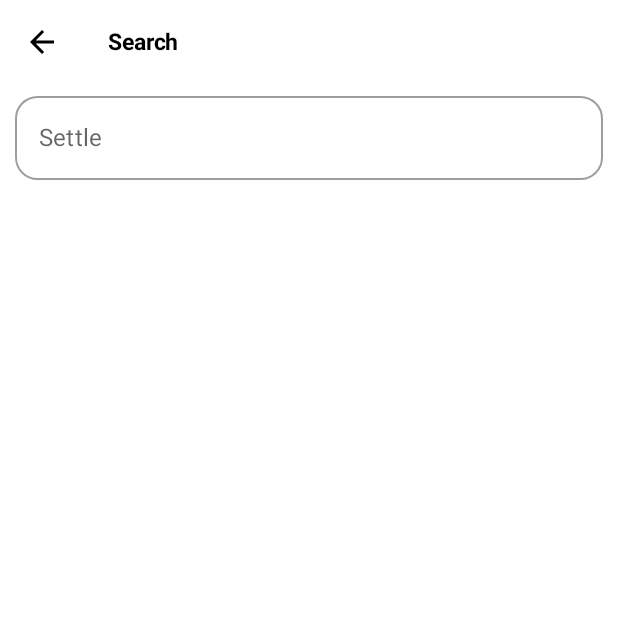
After one commit to Newon-universe/Android-Jetpack-Compose-The-Comprehensive-Bootcamp-2022-, an Android app built with Jetpack Compose: the SearchScreen screen opened through its navigation route, on a phone screen of 412 x 824 dp, the top half of it. The commit adds this screen. Run offline under Robolectric (Android 15) with nearby library versions, the phone set to English and light mode, and no system bars; our stand-ins replace Dagger/Hilt's generated code.

Commit message:
feat : JetWeatherForecast 67%

```diff
--- a/JetWeatherForecast/app/src/main/java/com/example/jetweatherforecast/WeatherApplication.kt
+++ b/JetWeatherForecast/app/src/main/java/com/example/jetweatherforecast/WeatherApplication.kt
@@ -4,6 +4,4 @@ import android.app.Application
 import dagger.hilt.android.HiltAndroidApp
 
 @HiltAndroidApp
-class WeatherApplication : Application() {
-
-}
+class WeatherApplication : Application()
--- a/JetWeatherForecast/app/src/main/java/com/example/jetweatherforecast/navigation/WeatherNavigation.kt
+++ b/JetWeatherForecast/app/src/main/java/com/example/jetweatherforecast/navigation/WeatherNavigation.kt
@@ -2,11 +2,17 @@ package com.example.jetweatherforecast.navigation
 
 import androidx.compose.runtime.Composable
 import androidx.hilt.navigation.compose.hiltViewModel
+import androidx.navigation.NavType
 import androidx.navigation.compose.NavHost
 import androidx.navigation.compose.composable
 import androidx.navigation.compose.rememberNavController
+import androidx.navigation.navArgument
+import com.example.jetweatherforecast.screens.about.AboutScreen
+import com.example.jetweatherforecast.screens.favorites.FavoritesScreen
 import com.example.jetweatherforecast.screens.main.MainScreen
 import com.example.jetweatherforecast.screens.main.MainViewModel
+import com.example.jetweatherforecast.screens.search.SearchScreen
+import com.example.jetweatherforecast.screens.settings.SettingsScreen
 import com.example.jetweatherforecast.screens.splash.WeatherSplashScreen
 
 @Composable
@@ -17,9 +23,43 @@ fun WeatherNavigation() {
             WeatherSplashScreen(navController = navController)
         }
 
-        composable(WeatherScreens.MainScreen.name) {
-            val mainViewModel = hiltViewModel<MainViewModel>()
-            MainScreen(navController = navController, mainViewModel = mainViewModel)
+
+        // when we call this route, imagine we have on the web,
+        // it looks like www.google.com/cityName="seattle"
+        // actually, you only can pass arguments, with list
+        val route = WeatherScreens.MainScreen.name
+        composable("$route/{city}", arguments = listOf(
+            navArgument(name = "city") {
+                type = NavType.StringType
+            }
+        )) { navBackStackEntry ->
+            // type is NavType.StringType, so navBackStackEntry.arguments should call getString()
+            // in getString, parameter is "KEY", the thing in route
+            navBackStackEntry.arguments?.getString("city").let { city ->
+
+                val mainViewModel = hiltViewModel<MainViewModel>()
+                MainScreen(
+                    navController = navController,
+                    mainViewModel = mainViewModel,
+                    city = city
+                )
+            }
+        }
+
+        composable(WeatherScreens.SearchScreen.name) {
+            SearchScreen(navController = navController)
+        }
+
+        composable(WeatherScreens.AboutScreen.name){
+            AboutScreen(navController = navController)
+        }
+
+        composable(WeatherScreens.SettingsScreen.name){
+            SettingsScreen(navController = navController)
+        }
+
+        composable(WeatherScreens.FavoriteScreen.name){
+            FavoritesScreen(navController = navController)
         }
     }
 }
--- /dev/null
+++ b/JetWeatherForecast/app/src/main/java/com/example/jetweatherforecast/screens/search/SearchScreen.kt
@@ -0,0 +1,112 @@
+package com.example.jetweatherforecast.screens.search
+
+import android.util.Log
+import androidx.compose.foundation.layout.Arrangement
+import androidx.compose.foundation.layout.Column
+import androidx.compose.foundation.layout.fillMaxWidth
+import androidx.compose.foundation.layout.padding
+import androidx.compose.foundation.shape.RoundedCornerShape
+import androidx.compose.foundation.text.KeyboardActions
+import androidx.compose.foundation.text.KeyboardOptions
+import androidx.compose.material.*
+import androidx.compose.material.icons.Icons
+import androidx.compose.material.icons.filled.ArrowBack
+import androidx.compose.runtime.Composable
+import androidx.compose.runtime.MutableState
+import androidx.compose.runtime.mutableStateOf
+import androidx.compose.runtime.remember
+import androidx.compose.runtime.saveable.rememberSaveable
+import androidx.compose.ui.Alignment
+import androidx.compose.ui.ExperimentalComposeUiApi
+import androidx.compose.ui.Modifier
+import androidx.compose.ui.graphics.Color
+import androidx.compose.ui.platform.LocalSoftwareKeyboardController
+import androidx.compose.ui.text.input.ImeAction
+import androidx.compose.ui.text.input.KeyboardType
+import androidx.compose.ui.unit.dp
+import androidx.navigation.NavController
+import com.example.jetweatherforecast.navigation.WeatherScreens
+import com.example.jetweatherforecast.widgets.WeatherAppBar
+
+@Composable
+fun SearchScreen(navController: NavController) {
+    Scaffold(topBar = {
+        WeatherAppBar(
+            title = "Search",
+            navController = navController,
+            icon = Icons.Default.ArrowBack,
+            isMainScreen = false
+        ) {
+            navController.popBackStack()
+        }
+    }) {
+        Surface {
+            Column(
+                verticalArrangement = Arrangement.Center,
+                horizontalAlignment = Alignment.CenterHorizontally
+            ) {
+                SearchBar(
+                    modifier = Modifier
+                        .fillMaxWidth()
+                        .padding(16.dp)
+                        .align(Alignment.CenterHorizontally)
+                ) { city ->
+                    navController.navigate(WeatherScreens.MainScreen.name + "/$city")
+                }
+            }
+        }
+    }
+}
+
+@OptIn(ExperimentalComposeUiApi::class)
+@Composable
+fun SearchBar(modifier: Modifier = Modifier, onSearch: (String) -> Unit = {}) {
+    // remember 과 rememberSaveable 차이 -> remember 는 onStop 이후 소실 // Saveable 은 데이터 유지
+    val searchQueryState = rememberSaveable {
+        mutableStateOf("")
+    }
+    val keyboardController = LocalSoftwareKeyboardController.current
+    val valid = remember(searchQueryState.value) {
+        searchQueryState.value.trim().isNotEmpty()
+    }
+
+    Column {
+        CommonTextFiled(
+            valueState = searchQueryState,
+            placeholder = "Settle",
+            onAction = KeyboardActions {
+                if (!valid) return@KeyboardActions
+                onSearch(searchQueryState.value.trim())
+                searchQueryState.value = ""
+                keyboardController?.hide()
+            }
+        )
+    }
+}
+
+@Composable
+fun CommonTextFiled(
+    valueState: MutableState<String>,
+    placeholder: String,
+    keyboardType: KeyboardType = KeyboardType.Text,
+    imeAction: ImeAction = ImeAction.Next,
+    onAction: KeyboardActions = KeyboardActions.Default
+) {
+    OutlinedTextField(
+        value = valueState.value,
+        onValueChange = { valueState.value = it },
+        label = { Text(text = placeholder) },
+        maxLines = 1,
+        singleLine = true,
+        keyboardOptions = KeyboardOptions(keyboardType = keyboardType, imeAction = imeAction),
+        keyboardActions = onAction,
+        colors = TextFieldDefaults.outlinedTextFieldColors(
+            focusedBorderColor = Color.Black,
+            cursorColor = Color.Black
+        ),
+        shape = RoundedCornerShape(15.dp),
+        modifier = Modifier
+            .fillMaxWidth()
+            .padding(start = 10.dp, end = 10.dp)
+    )
+}
--- a/JetWeatherForecast/app/src/main/java/com/example/jetweatherforecast/screens/splash/WeatherSplashScreen.kt
+++ b/JetWeatherForecast/app/src/main/java/com/example/jetweatherforecast/screens/splash/WeatherSplashScreen.kt
@@ -30,6 +30,8 @@ import kotlinx.coroutines.delay
 
 @Composable
 fun WeatherSplashScreen(navController: NavController) {
+    val defaultCity = "Seoul"
+
     val scale = remember {
         Animatable(0f)
     }
@@ -46,7 +48,7 @@ fun WeatherSplashScreen(navController: NavController) {
             )
         )
         delay(2000L)
-        navController.navigate(route = WeatherScreens.MainScreen.name) {
+        navController.navigate(route = WeatherScreens.MainScreen.name + "/$defaultCity") {
             popUpTo(WeatherScreens.SplashScreen.name) { inclusive = true }
         }
     })
--- a/JetWeatherForecast/app/src/main/res/values/strings.xml
+++ b/JetWeatherForecast/app/src/main/res/values/strings.xml
@@ -1,3 +1,5 @@
 <resources>
     <string name="app_name">JetWeatherForecast</string>
+    <string name="about_app">Weather App v.0.1</string>
+    <string name="api_used">https://openweathermap.org</string>
 </resources>
```
Also changed, not shown: JetWeatherForecast/app/src/main/java/com/example/jetweatherforecast/screens/about/AboutScreen.kt (added, +58 -0 lines), JetWeatherForecast/app/src/main/java/com/example/jetweatherforecast/screens/favorites/FavoritesScreen.kt (added, +10 -0 lines), JetWeatherForecast/app/src/main/java/com/example/jetweatherforecast/screens/main/MainScreen.kt (+35 -85 lines), JetWeatherForecast/app/src/main/java/com/example/jetweatherforecast/screens/settings/SettingsScreen.kt (added, +10 -0 lines), JetWeatherForecast/app/src/main/java/com/example/jetweatherforecast/util/Utils.kt (+7 -0 lines), JetWeatherForecast/app/src/main/java/com/example/jetweatherforecast/widgets/WeatherAppBar.kt (+75 -4 lines), JetWeatherForecast/app/src/main/java/com/example/jetweatherforecast/widgets/Widget.kt (added, +216 -0 lines).
